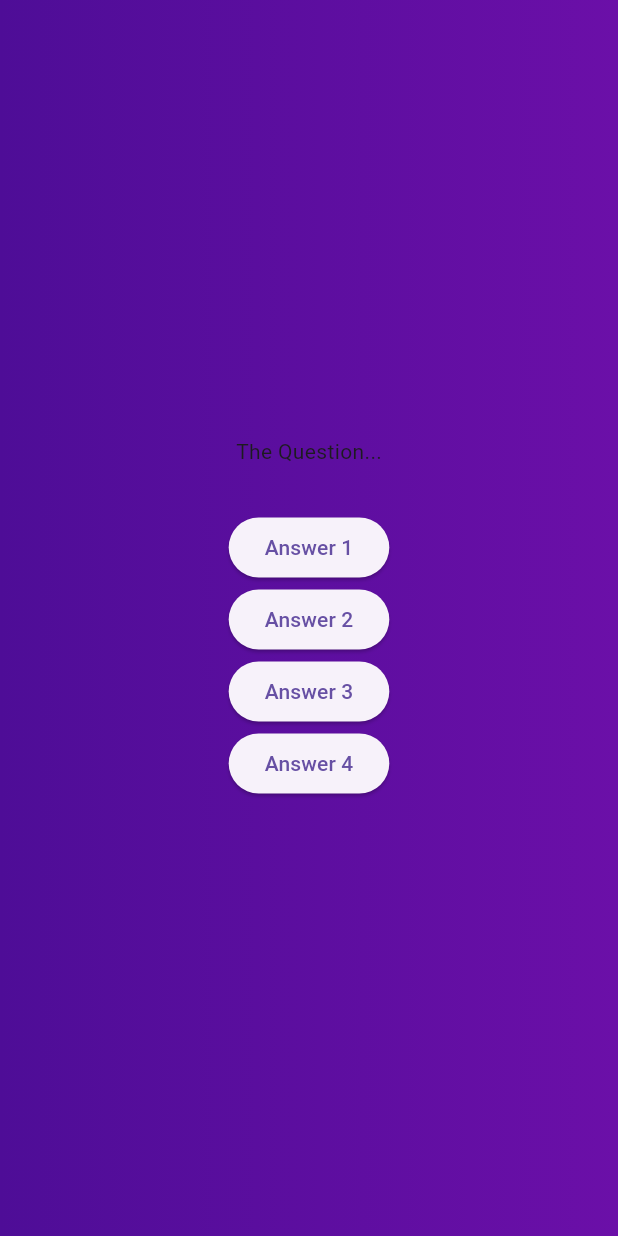
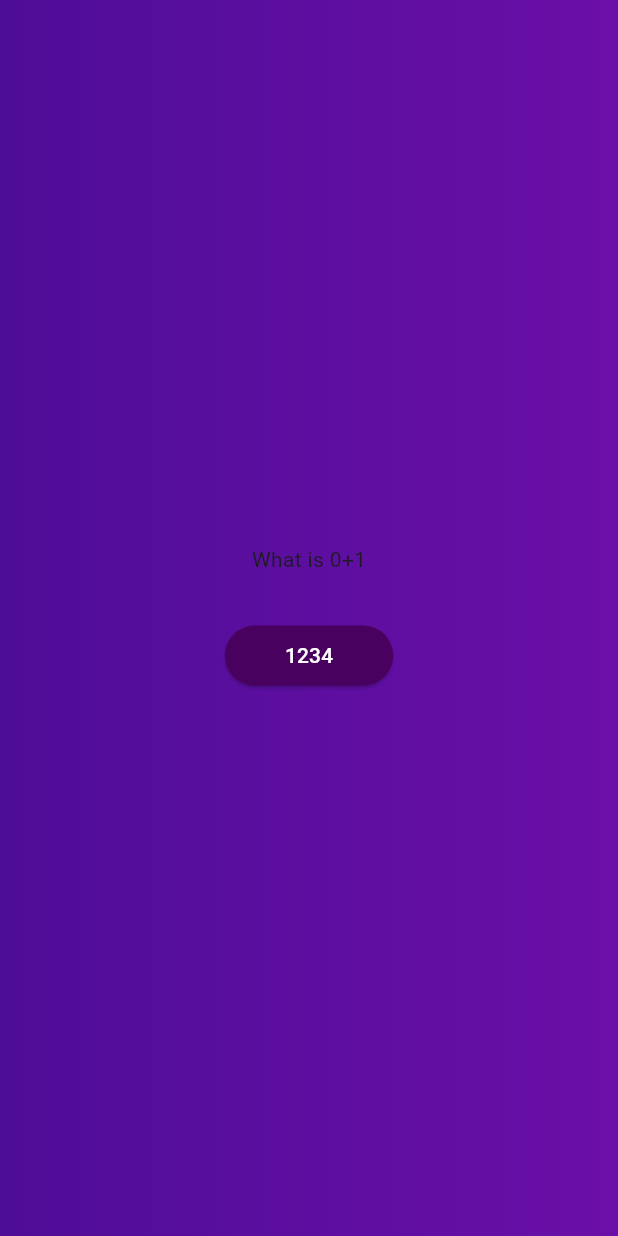
Before and after one commit to IdkBored-d/quiz_app_fa2025, a Flutter app: the screen it shows after launch, after a tap on "Start Quiz", on a phone screen of 412 x 824 dp. Run offline on Flutter 3.47's test engine with Material 3 defaults, Android fonts, the phone set to English and light mode, and no system bars.

Commit message:
created answer_button class to hold answers. Used map function and spread to generate answers to screen

```diff
--- /dev/null
+++ b/lib/answer_button.dart
@@ -0,0 +1,28 @@
+import 'package:flutter/material.dart';
+
+class AnswerButton extends StatelessWidget{
+  const AnswerButton({
+    super.key,
+    required this.answerText,
+    required this.onTap,
+    });
+
+final String answerText;
+final void Function() onTap;
+
+  @override
+  Widget build(context){
+    return ElevatedButton(
+      onPressed: onTap,
+      style: ElevatedButton.styleFrom(
+        backgroundColor: const Color.fromARGB(255, 73, 1, 95),
+        foregroundColor: Colors.white,
+        padding: EdgeInsets.symmetric(
+          vertical: 10,
+          horizontal: 40,
+        ),
+      ),
+      child: Text(answerText),
+      );
+  }
+}
--- a/lib/questions_screen.dart
+++ b/lib/questions_screen.dart
@@ -1,4 +1,6 @@
 import 'package:flutter/material.dart';
+import 'package:flutter_application_1/answer_button.dart';
+import 'package:flutter_application_1/data/questions.dart';
 
 class QuestionsScreen extends StatefulWidget{
   const QuestionsScreen({super.key});
@@ -12,31 +14,24 @@ class QuestionsScreen extends StatefulWidget{
 class _QuestionsScreenState extends State<QuestionsScreen>{
   @override
   Widget build(BuildContext context){
-
+  final currentQuestion = questions[0];
     return SizedBox(
       width: double.infinity,
       child: Column(
         mainAxisAlignment: MainAxisAlignment.center,
         children: [
-      const Text("The Question..."),
+      Text(
+        currentQuestion.text,
+        ),
       const SizedBox(height: 30),
-      ElevatedButton(
-        onPressed: () {},
-        child: const Text("Answer 1"),
+      ...currentQuestion.answers.map((item){
+        return AnswerButton(
+          answerText: item,
+          onTap: () {},
+          );
+          }),
+        ],
       ),
-      ElevatedButton(
-        onPressed: () {},
-        child: const Text("Answer 2"),
-      ),
-      ElevatedButton(
-        onPressed: () {},
-        child: const Text("Answer 3"),
-      ),
-      ElevatedButton(
-        onPressed: () {},
-        child: const Text("Answer 4"),
-      )
-    ],)
     );
   }
 }
```
